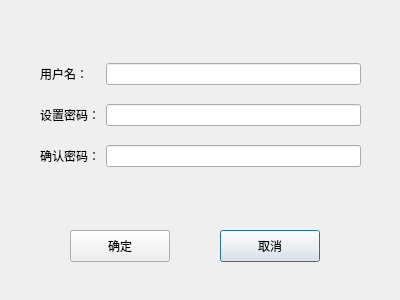
The window that QtGameStore/signdialog.ui (Syunjyan/Qt-gamestore) describes before a commit, drawn with Qt 5.
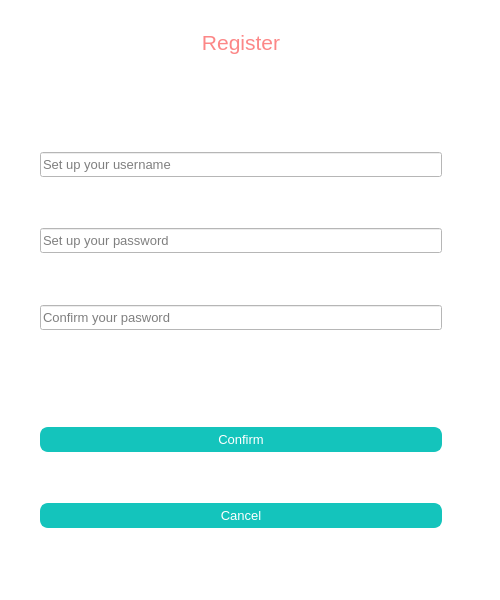
The same window after the commit.

```diff
--- a/QtGameStore/signdialog.ui
+++ b/QtGameStore/signdialog.ui
@@ -6,88 +6,325 @@
    <rect>
     <x>0</x>
     <y>0</y>
-    <width>400</width>
-    <height>300</height>
+    <width>500</width>
+    <height>600</height>
    </rect>
   </property>
+  <property name="minimumSize">
+   <size>
+    <width>500</width>
+    <height>600</height>
+   </size>
+  </property>
   <property name="windowTitle">
    <string>Dialog</string>
   </property>
-  <widget class="QPushButton" name="exitBtn">
-   <property name="geometry">
-    <rect>
-     <x>220</x>
-     <y>230</y>
-     <width>100</width>
-     <height>32</height>
-    </rect>
-   </property>
-   <property name="text">
-    <string>取消</string>
-   </property>
-  </widget>
-  <widget class="QPushButton" name="loginBtn">
-   <property name="geometry">
-    <rect>
-     <x>70</x>
-     <y>230</y>
-     <width>100</width>
-     <height>32</height>
-    </rect>
-   </property>
-   <property name="text">
-    <string>确定</string>
-   </property>
-  </widget>
+  <property name="styleSheet">
+   <string notr="true">
+background-color: rgb(255, 255, 255);
+</string>
+  </property>
   <widget class="QWidget" name="formLayoutWidget">
    <property name="geometry">
     <rect>
      <x>40</x>
-     <y>50</y>
-     <width>321</width>
-     <height>131</height>
+     <y>30</y>
+     <width>402</width>
+     <height>498</height>
     </rect>
    </property>
    <layout class="QGridLayout" name="gridLayout">
-    <item row="1" column="1">
-     <widget class="QLineEdit" name="pwdLineEdit">
+    <item row="7" column="0">
+     <widget class="QLineEdit" name="pwdLineEdit_2">
+      <property name="minimumSize">
+       <size>
+        <width>0</width>
+        <height>25</height>
+       </size>
+      </property>
+      <property name="font">
+       <font>
+        <pointsize>10</pointsize>
+       </font>
+      </property>
+      <property name="styleSheet">
+       <string notr="true">QLineEdit#pwdLineEdit_2{
+color: rgb(147, 147, 147);
+                            	padding-left:6px;
+
+    border: 1px solid rgb(20,196,188);
+border-radius: 8px;
+    background-color: #ffffff;
+};</string>
+      </property>
       <property name="echoMode">
        <enum>QLineEdit::Password</enum>
       </property>
+      <property name="placeholderText">
+       <string>Confirm your pasword</string>
+      </property>
      </widget>
     </item>
     <item row="1" column="0">
-     <widget class="QLabel" name="label_2">
+     <spacer name="verticalSpacer_9">
+      <property name="orientation">
+       <enum>Qt::Vertical</enum>
+      </property>
+      <property name="sizeHint" stdset="0">
+       <size>
+        <width>20</width>
+        <height>40</height>
+       </size>
+      </property>
+     </spacer>
+    </item>
+    <item row="4" column="0">
+     <spacer name="verticalSpacer_7">
+      <property name="orientation">
+       <enum>Qt::Vertical</enum>
+      </property>
+      <property name="sizeHint" stdset="0">
+       <size>
+        <width>20</width>
+        <height>40</height>
+       </size>
+      </property>
+     </spacer>
+    </item>
+    <item row="12" column="0">
+     <widget class="QPushButton" name="exitBtn">
+      <property name="minimumSize">
+       <size>
+        <width>0</width>
+        <height>25</height>
+       </size>
+      </property>
+      <property name="font">
+       <font>
+        <pointsize>10</pointsize>
+       </font>
+      </property>
+      <property name="styleSheet">
+       <string notr="true">QPushButton#exitBtn {
+    border-radius: 8px;
+    border:2px solid rgb(20,196,188);
+background-color: rgb(20,196,188);
+    color:  rgb(255, 255, 255);
+}
+ 
+QPushButton#exitBtn:hover {
+    border-radius: 8px;
+    color: rgb(20,196,188);
+    background-color: rgb(255,255,255);
+  border:2px solid rgb(20,196,188);
+    border-color: rgb(20,196,188);
+}
+ 
+QPushButton#exitBtn:pressed {
+    border: 0px;
+    background-color: #ffffff;
+    border-radius: 8px;
+}
+ 
+QPushButton#exitBtn:disabled {
+    border: 0px;
+    border-radius: 8px;
+    border: 1px solid #46bcff;
+    opacity: 0.4;
+}</string>
+      </property>
       <property name="text">
-       <string>设置密码：</string>
+       <string>Cancel</string>
       </property>
      </widget>
     </item>
     <item row="0" column="0">
-     <widget class="QLabel" name="label">
+     <widget class="QLabel" name="header">
+      <property name="font">
+       <font>
+        <pointsize>16</pointsize>
+       </font>
+      </property>
+      <property name="styleSheet">
+       <string notr="true">QLabel#header {
+background-color: rgb(255, 255, 255);color:rgba(251,102,102, 200);}</string>
+      </property>
       <property name="text">
-       <string>用户名：</string>
+       <string>Register</string>
       </property>
+      <property name="alignment">
+       <set>Qt::AlignCenter</set>
+      </property>
      </widget>
     </item>
-    <item row="0" column="1">
+    <item row="6" column="0">
+     <spacer name="verticalSpacer_6">
+      <property name="orientation">
+       <enum>Qt::Vertical</enum>
+      </property>
+      <property name="sizeHint" stdset="0">
+       <size>
+        <width>20</width>
+        <height>40</height>
+       </size>
+      </property>
+     </spacer>
+    </item>
+    <item row="5" column="0">
+     <widget class="QLineEdit" name="pwdLineEdit">
+      <property name="minimumSize">
+       <size>
+        <width>0</width>
+        <height>25</height>
+       </size>
+      </property>
+      <property name="font">
+       <font>
+        <pointsize>10</pointsize>
+       </font>
+      </property>
+      <property name="styleSheet">
+       <string notr="true">QLineEdit#pwdLineEdit{
+color: rgb(147, 147, 147);
+                            	padding-left:6px;
+
+    border: 1px solid rgb(20,196,188);
+border-radius: 8px;
+    background-color: #ffffff;
+};</string>
+      </property>
+      <property name="echoMode">
+       <enum>QLineEdit::Password</enum>
+      </property>
+      <property name="placeholderText">
+       <string>Set up your password</string>
+      </property>
+     </widget>
+    </item>
+    <item row="3" column="0">
      <widget class="QLineEdit" name="usrLineEdit">
+      <property name="minimumSize">
+       <size>
+        <width>0</width>
+        <height>25</height>
+       </size>
+      </property>
+      <property name="font">
+       <font>
+        <pointsize>10</pointsize>
+       </font>
+      </property>
+      <property name="styleSheet">
+       <string notr="true">QLineEdit#usrLineEdit{
+color: rgb(147, 147, 147);
+                            	padding-left:6px;
+
+    border: 1px solid rgb(20,196,188);
+border-radius: 8px;
+    background-color: #ffffff;
+};</string>
+      </property>
       <property name="placeholderText">
-       <string/>
+       <string>Set up your username</string>
       </property>
      </widget>
     </item>
+    <item row="8" column="0">
+     <spacer name="verticalSpacer_4">
+      <property name="orientation">
+       <enum>Qt::Vertical</enum>
+      </property>
+      <property name="sizeHint" stdset="0">
+       <size>
+        <width>20</width>
+        <height>40</height>
+       </size>
+      </property>
+     </spacer>
+    </item>
+    <item row="9" column="0">
+     <spacer name="verticalSpacer_3">
+      <property name="orientation">
+       <enum>Qt::Vertical</enum>
+      </property>
+      <property name="sizeHint" stdset="0">
+       <size>
+        <width>20</width>
+        <height>40</height>
+       </size>
+      </property>
+     </spacer>
+    </item>
     <item row="2" column="0">
-     <widget class="QLabel" name="label_3">
+     <spacer name="verticalSpacer_8">
+      <property name="orientation">
+       <enum>Qt::Vertical</enum>
+      </property>
+      <property name="sizeHint" stdset="0">
+       <size>
+        <width>20</width>
+        <height>40</height>
+       </size>
+      </property>
+     </spacer>
+    </item>
+    <item row="11" column="0">
+     <spacer name="verticalSpacer_5">
+      <property name="orientation">
+       <enum>Qt::Vertical</enum>
+      </property>
+      <property name="sizeHint" stdset="0">
+       <size>
+        <width>20</width>
+        <height>40</height>
+       </size>
+      </property>
+     </spacer>
+    </item>
+    <item row="10" column="0">
+     <widget class="QPushButton" name="loginBtn">
+      <property name="minimumSize">
+       <size>
+        <width>0</width>
+        <height>25</height>
+       </size>
+      </property>
+      <property name="font">
+       <font>
+        <pointsize>10</pointsize>
+       </font>
+      </property>
+      <property name="styleSheet">
+       <string notr="true">QPushButton#loginBtn {
+    border-radius: 8px;
+    border:2px solid rgb(20,196,188);
+background-color: rgb(20,196,188);
+    color:  rgb(255, 255, 255);
+}
+ 
+QPushButton#loginBtn:hover {
+    border-radius: 8px;
+    color: rgb(20,196,188);
+    background-color: rgb(255,255,255);
+  border:2px solid rgb(20,196,188);
+    border-color: rgb(20,196,188);
+}
+ 
+QPushButton#loginBtn:pressed {
+    border: 0px;
+    background-color: #ffffff;
+    border-radius: 8px;
+}
+ 
+QPushButton#loginBtn:disabled {
+    border: 0px;
+    border-radius: 8px;
+    border: 1px solid #46bcff;
+    opacity: 0.4;
+}</string>
+      </property>
       <property name="text">
-       <string>确认密码：</string>
-      </property>
-     </widget>
-    </item>
-    <item row="2" column="1">
-     <widget class="QLineEdit" name="pwdLineEdit_2">
-      <property name="echoMode">
-       <enum>QLineEdit::Password</enum>
+       <string>Confirm</string>
       </property>
      </widget>
     </item>
```
Left out of the diff: 13 changed lines with no effect on the pictures.
